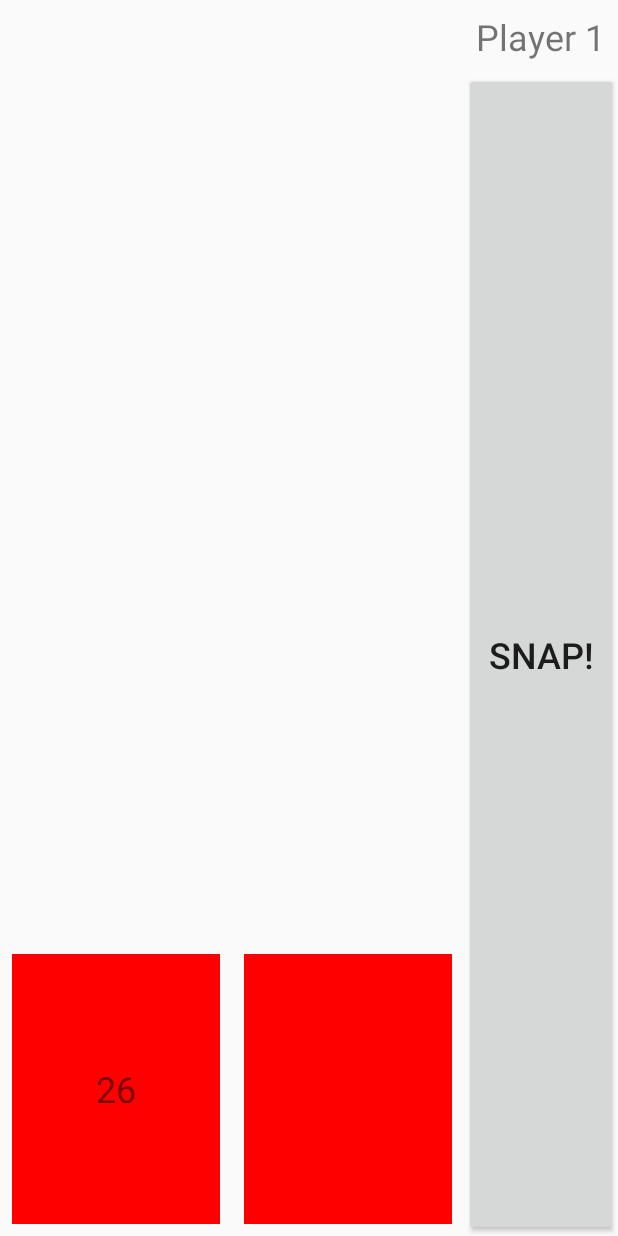
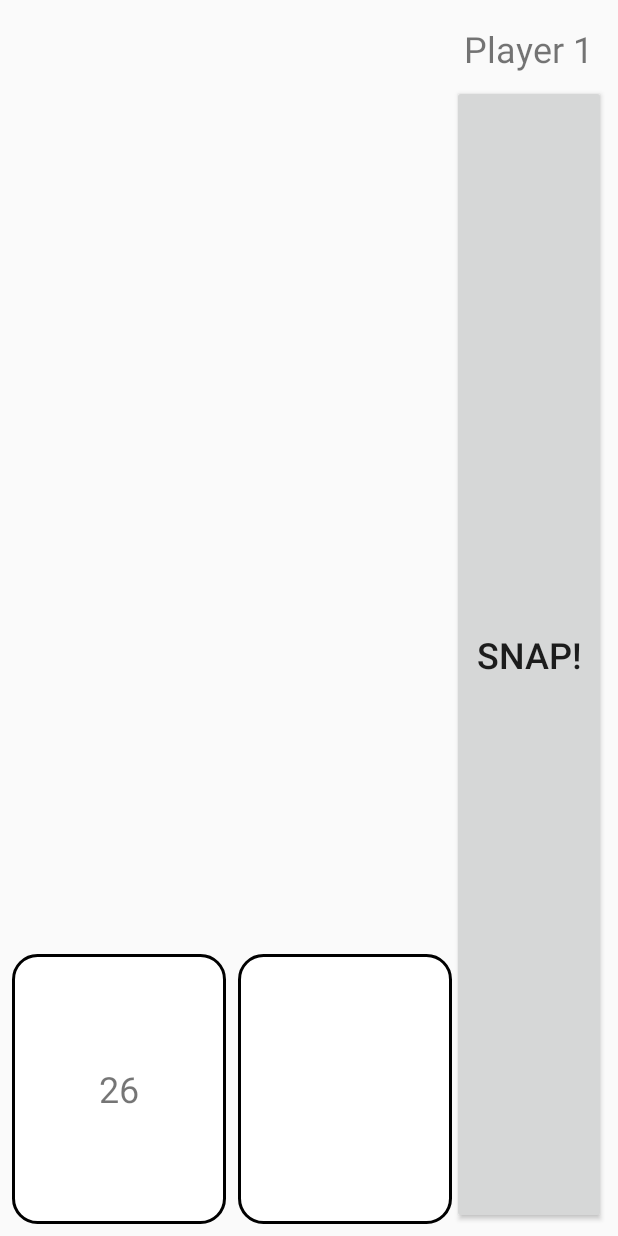
Before and after one commit to joe885/snapgame, an Android app: the layout fragment_player_area.xml on its own in the app's theme, with its tools: preview values and no code run, on a phone screen of 412 x 824 dp. Run offline under Robolectric (Android 15) with nearby library versions, the phone set to English and light mode, and no system bars.

Commit message:
Card layouts

```diff
--- a/app/src/main/java/com/joe/snapgame/ui/playerarea/IPlayerAreaFragmentPresenter.java
+++ b/app/src/main/java/com/joe/snapgame/ui/playerarea/IPlayerAreaFragmentPresenter.java
@@ -7,4 +7,5 @@ import com.joe.snapgame.ui.core.IBasePresenter;
  */
 public interface IPlayerAreaFragmentPresenter extends IBasePresenter {
     void initialiseData(int playerIndex);
+    void actionButtonPressed();
 }
--- /dev/null
+++ b/app/src/main/res/drawable/bg_card.xml
@@ -0,0 +1,8 @@
+<?xml version="1.0" encoding="utf-8"?>
+<shape xmlns:android="http://schemas.android.com/apk/res/android">
+    <solid android:color="@color/bg_card" />
+    <stroke
+        android:width="@dimen/card_border"
+        android:color="@color/border_card" />
+    <corners android:radius="@dimen/card_corner_radius"/>
+</shape>
--- /dev/null
+++ b/app/src/main/res/layout/card_view.xml
@@ -0,0 +1,25 @@
+<?xml version="1.0" encoding="utf-8"?>
+<RelativeLayout xmlns:android="http://schemas.android.com/apk/res/android"
+    xmlns:tools="http://schemas.android.com/tools"
+    android:layout_width="match_parent"
+    android:layout_height="match_parent"
+    android:orientation="vertical"
+    android:background="@drawable/bg_card">
+
+    <TextView
+        android:id="@+id/tvCardValue"
+        android:layout_width="wrap_content"
+        android:layout_height="wrap_content"
+        android:layout_margin="@dimen/margin_medium"
+        android:textSize="@dimen/text_size_card"
+        tools:text="4" />
+
+    <ImageView
+        android:id="@+id/ivCardSuit"
+        android:layout_width="wrap_content"
+        android:layout_height="@dimen/card_suit_symbol_height"
+        android:layout_toRightOf="@id/tvCardValue"
+        android:layout_marginTop="@dimen/margin_medium"
+        tools:src="@drawable/suit_heart" />
+
+</RelativeLayout>
--- a/app/src/main/res/layout/fragment_player_area.xml
+++ b/app/src/main/res/layout/fragment_player_area.xml
@@ -1,39 +1,32 @@
 <?xml version="1.0" encoding="utf-8"?>
 <LinearLayout xmlns:android="http://schemas.android.com/apk/res/android"
+    xmlns:tools="http://schemas.android.com/tools"
     android:orientation="horizontal"
     android:layout_width="match_parent"
     android:layout_height="match_parent"
+    android:padding="@dimen/margin_small"
     android:gravity="bottom">
 
     <FrameLayout
         android:layout_width="0dp"
         android:layout_weight="1"
-        android:layout_height="wrap_content"
-        android:orientation="vertical"
-        android:layout_margin="@dimen/margin_small">
-        <ImageView
-            android:id="@+id/ivFaceDownDeck"
-            android:layout_width="match_parent"
-            android:layout_height="@dimen/player_deck_height"
-            android:background="#FF0000"/>
+        android:layout_height="@dimen/player_deck_height"
+        android:background="@drawable/bg_card">
         <TextView
             android:id="@+id/tvDeckCount"
             android:layout_width="wrap_content"
             android:layout_height="wrap_content"
-            android:padding="@dimen/margin_small"
-            android:layout_margin="@dimen/margin_small"
             android:layout_gravity="center"
-            android:text="26"
+            tools:text="26"
             android:textSize="@dimen/text_size_title"/>
     </FrameLayout>
 
-    <ImageView
-        android:id="@+id/ivFaceUpDeck"
+    <com.joe.snapgame.ui.views.CardView
+        android:id="@+id/cvFaceUpDeck"
         android:layout_width="0dp"
         android:layout_weight="1"
         android:layout_height="@dimen/player_deck_height"
-        android:background="#FF0000"
-        android:layout_margin="@dimen/margin_small"/>
+        android:layout_marginLeft="@dimen/margin_small"/>
 
     <LinearLayout
         android:layout_width="wrap_content"
--- a/app/src/main/res/values/colors.xml
+++ b/app/src/main/res/values/colors.xml
@@ -5,4 +5,6 @@
     <color name="colorAccent">#FF4081</color>
 
     <color name="black_overlay">#66000000</color>
+    <color name="bg_card">#FFFFFF</color>
+    <color name="border_card">#000000</color>
 </resources>
--- a/app/src/main/res/values/dimens.xml
+++ b/app/src/main/res/values/dimens.xml
@@ -1,6 +1,7 @@
 <?xml version="1.0" encoding="utf-8"?>
 <resources>
     <dimen name="text_size_title">24sp</dimen>
+    <dimen name="text_size_card">32sp</dimen>
 
     <dimen name="margin_small">8dp</dimen>
     <dimen name="margin_medium">16dp</dimen>
@@ -9,4 +10,7 @@
     <dimen name="player_deck_width">120dp</dimen>
     <dimen name="main_deck_height">160dp</dimen>
     <dimen name="main_deck_width">140dp</dimen>
+    <dimen name="card_suit_symbol_height">70dp</dimen>
+    <dimen name="card_border">2dp</dimen>
+    <dimen name="card_corner_radius">16dp</dimen>
 </resources>
--- a/app/src/main/res/values/strings.xml
+++ b/app/src/main/res/values/strings.xml
@@ -6,4 +6,8 @@
     <string name="player_one_title">Player 1</string>
     <string name="button_snap_title">SNAP!</string>
     <string name="button_deal_title">DEAL</string>
+    <string name="player_title">Player %1$d</string>
+    <string name="symbol_jack">J</string>
+    <string name="symbol_queen">Q</string>
+    <string name="symbol_king">K</string>
 </resources>
```
Also changed, not shown: app/src/main/java/com/joe/snapgame/MainActivity.java (+8 -0 lines), app/src/main/java/com/joe/snapgame/model/Player.java (+16 -0 lines), app/src/main/java/com/joe/snapgame/model/SnapGame.java (+101 -12 lines), app/src/main/java/com/joe/snapgame/ui/core/IBasePresenter.java (+3 -4 lines), app/src/main/java/com/joe/snapgame/ui/playerarea/IPlayerAreaView.java (+9 -0 lines), app/src/main/java/com/joe/snapgame/ui/playerarea/PlayerAreaFragment.java (+50 -1 lines), app/src/main/java/com/joe/snapgame/ui/playerarea/PlayerAreaFragmentPresenter.java (+97 -2 lines), app/src/main/java/com/joe/snapgame/ui/views/CardView.java (added, +96 -0 lines), app/src/main/res/drawable-xxxhdpi/suit_club.png (added), app/src/main/res/drawable-xxxhdpi/suit_diamond.png (added), app/src/main/res/drawable-xxxhdpi/suit_heart.png (added), app/src/main/res/drawable-xxxhdpi/suit_spade.png (added), 1 other file.
